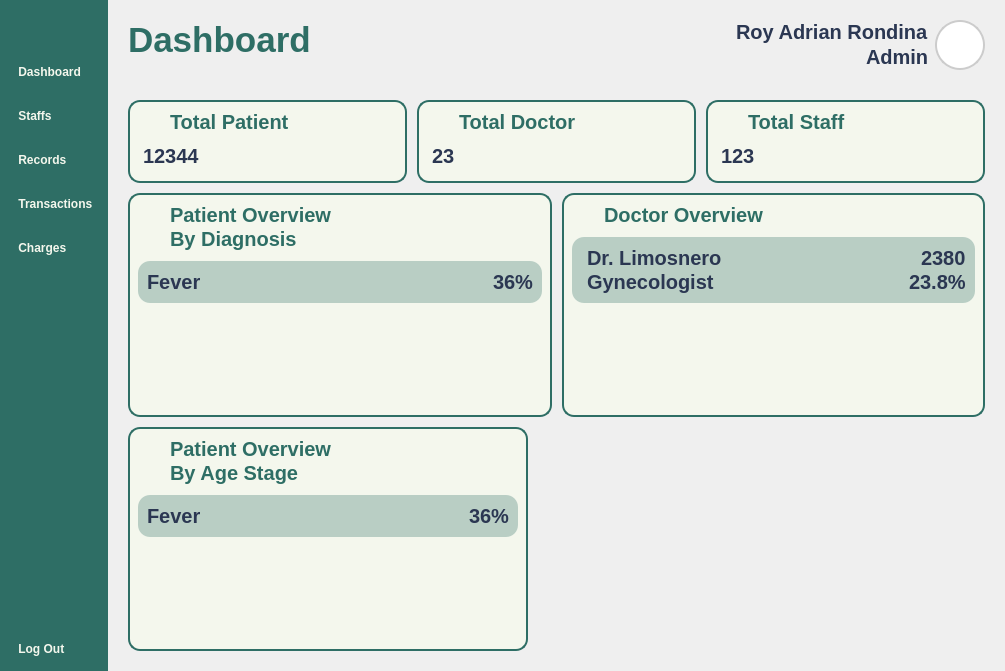
Before: the Qt Designer form Views/Admin_Dashboard.ui in VinsmokeSanji69/COVACHA_CLINIC_SYSTEM, drawn with Qt 5.
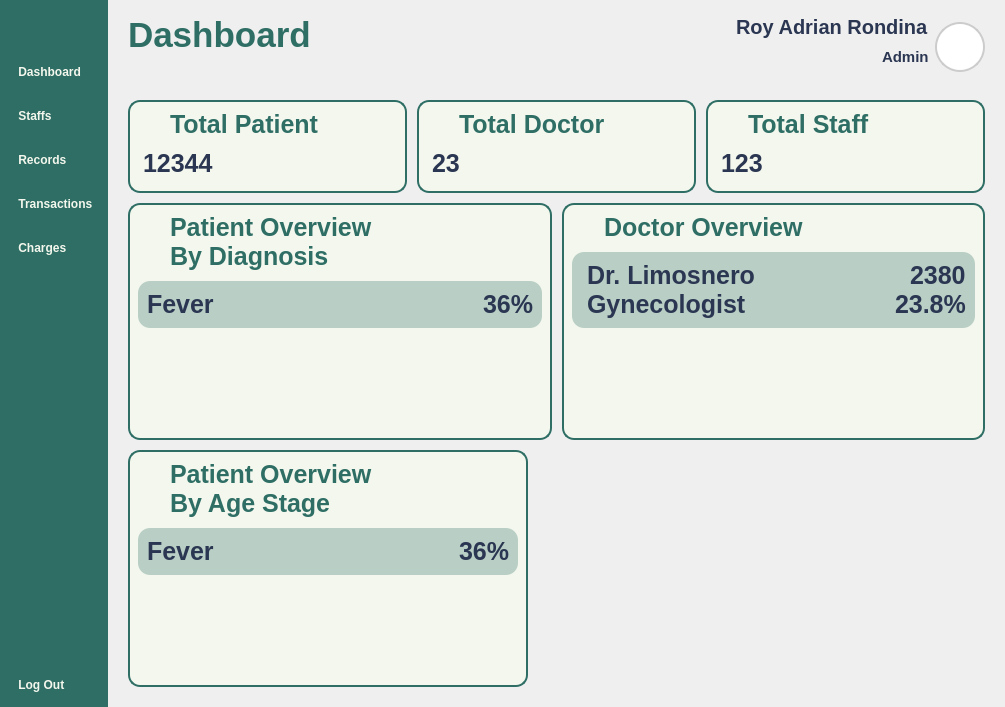
After: the same form once the commit is applied. Icons and pictures are not drawn.

The edit to the form file:
```diff
--- a/Views/Admin_Dashboard.ui
+++ b/Views/Admin_Dashboard.ui
@@ -7,7 +7,7 @@
     <x>0</x>
     <y>0</y>
     <width>1005</width>
-    <height>671</height>
+    <height>707</height>
    </rect>
   </property>
   <property name="windowTitle">
@@ -20,27 +20,26 @@
 	border: 0px;
 }
 QPushButton {
-	font: 900 16pt &quot;Satoshi Black&quot;;
+	font: 900 17pt &quot;Satoshi Black&quot;;
 	background-color: transparent;
  	border-radius: 10px;
-	font-weight: bold;	
+	font-weight: bold;
 	color: #F4F7ED;
 	text-align: left;
 	padding: 5px 5px;
 }
 #NavBar {
-    background-color: #2E6E65; 
+    background-color: #2E6E65;
 }
 QLabel {
 	font: 900 10pt &quot;Satoshi Black&quot;;
-	font-size: 20px;
+	font-size: 25px;
 	font-weight: bold;
 	color: #2E6E65;
 	qproperty-alignment: 'AlignLeft';
     qproperty-wordWrap: true;
 	background: transparent;
 }
-
 </string>
   </property>
   <layout class="QHBoxLayout" name="horizontalLayout_4">
@@ -329,17 +328,20 @@
      </property>
      <property name="styleSheet">
       <string notr="true">#Header {
-	padding: 20px 20px;
+	padding: 10px 20px;
+padding-top: 15px;
 }
 QLabel {
     padding: 0px; 
 }
 #UserType {
-	font: 500 12pt &quot;Satoshi&quot;;
+	font: 300 10pt &quot;Lexend Light&quot;;
+	font-size: 15px;
 	color: #2B3752;
 }
 #UserName {
-	font: 900 16pt &quot;Satoshi&quot;;
+	font: 600 10pt &quot;Lexend SemiBold&quot;;
+	font-size: 20px;
 	color: #2B3752;
 }
 #InterfaceTitle{
@@ -350,12 +352,6 @@
     border-radius: 25px;
     background: white; 
 }
-#NotificationBox{
-	background-color: #F4F7ED;
-	border: 2px solid #2E6E65;
-	border-radius: 15px;
-}
-
 </string>
      </property>
      <property name="frameShape">
```
